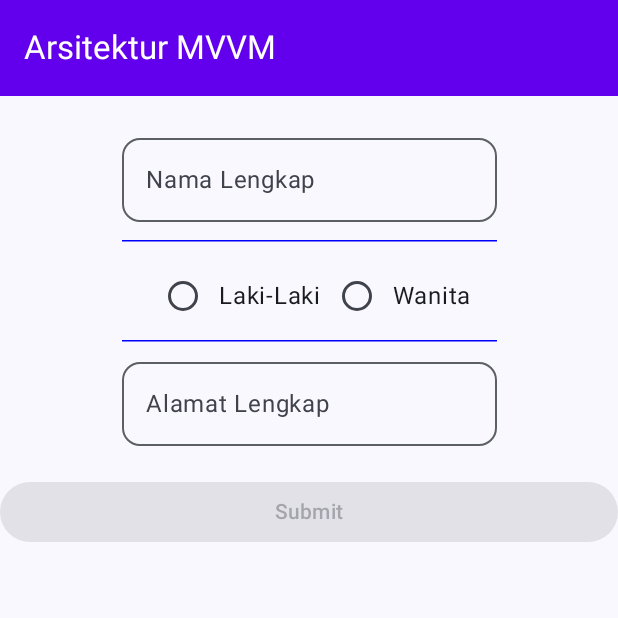
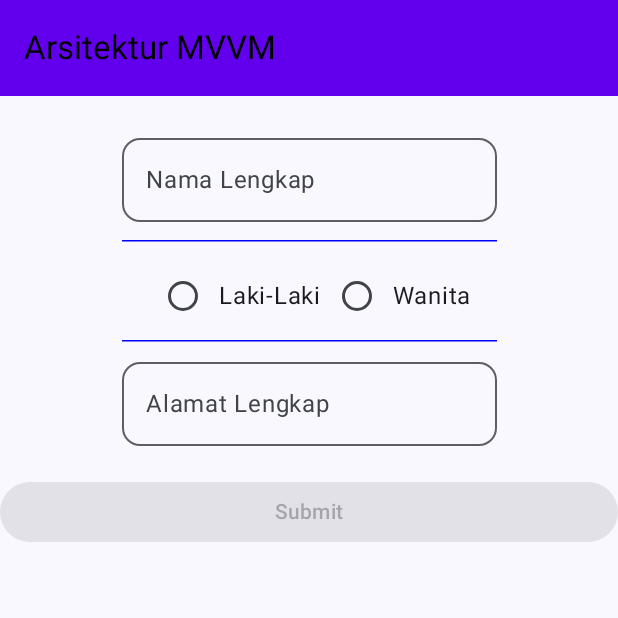
Before and after one commit to Viaasyafrina16/ArsitekturMVVM, an Android app built with Jetpack Compose: the screen it shows after launch (MainActivity), on a phone screen of 412 x 824 dp, the top half of it. Run offline under Robolectric (Android 15) with nearby library versions, the phone set to English and light mode, and no system bars.

Commit message:
Mengganti warna text black

```diff
--- a/app/src/main/java/com/example/arsitekturmvvm/view/uicontroller/FormSiswa.kt
+++ b/app/src/main/java/com/example/arsitekturmvvm/view/uicontroller/FormSiswa.kt
@@ -54,7 +54,7 @@ fun FormSiswa(
                 title = {
                     Text(
                         text = stringResource(id = R.string.app_name),
-                        color = Color.White
+                        color = Color.Black
                     )
                 },
                 colors = TopAppBarDefaults.mediumTopAppBarColors(containerColor = colorResource(id = R.color.purple_500))
```
